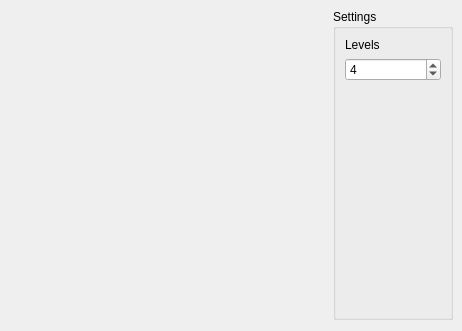
Old version of the form src/ex2_cantor/mainwindow.ui in the repository dsba-z/workshops29-30.
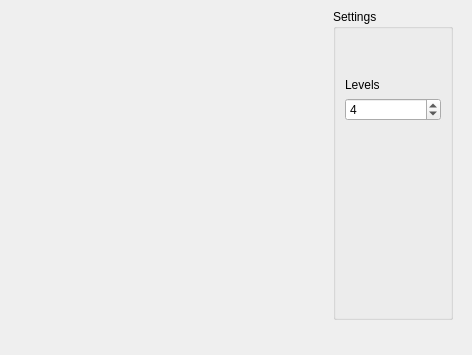
New version of the form.

```diff
--- a/src/ex2_cantor/mainwindow.ui
+++ b/src/ex2_cantor/mainwindow.ui
@@ -6,8 +6,8 @@
    <rect>
     <x>0</x>
     <y>0</y>
-    <width>462</width>
-    <height>331</height>
+    <width>472</width>
+    <height>355</height>
    </rect>
   </property>
   <property name="windowTitle">
@@ -36,6 +36,22 @@
      <string>Settings</string>
     </property>
     <layout class="QVBoxLayout" name="verticalLayout">
+     <item>
+      <spacer name="verticalSpacer_2">
+       <property name="orientation">
+        <enum>Qt::Vertical</enum>
+       </property>
+       <property name="sizeType">
+        <enum>QSizePolicy::Preferred</enum>
+       </property>
+       <property name="sizeHint" stdset="0">
+        <size>
+         <width>20</width>
+         <height>40</height>
+        </size>
+       </property>
+      </spacer>
+     </item>
      <item>
       <widget class="QLabel" name="label">
        <property name="text">
```
Left out of the diff: 22 changed lines with no effect on the pictures.
